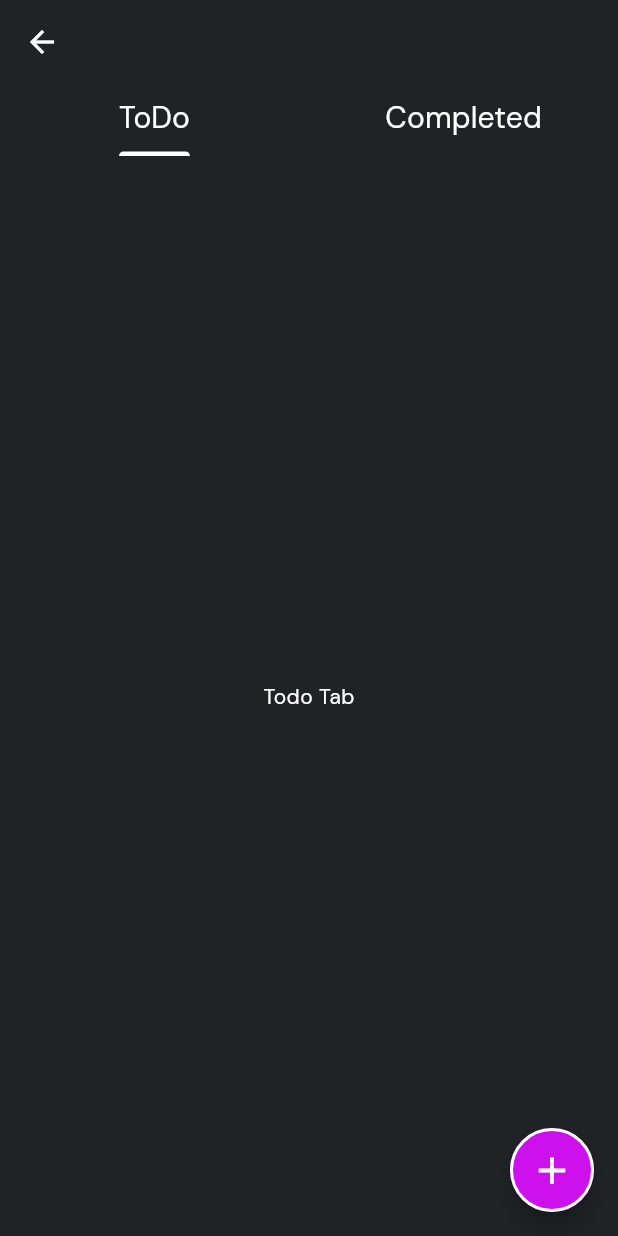
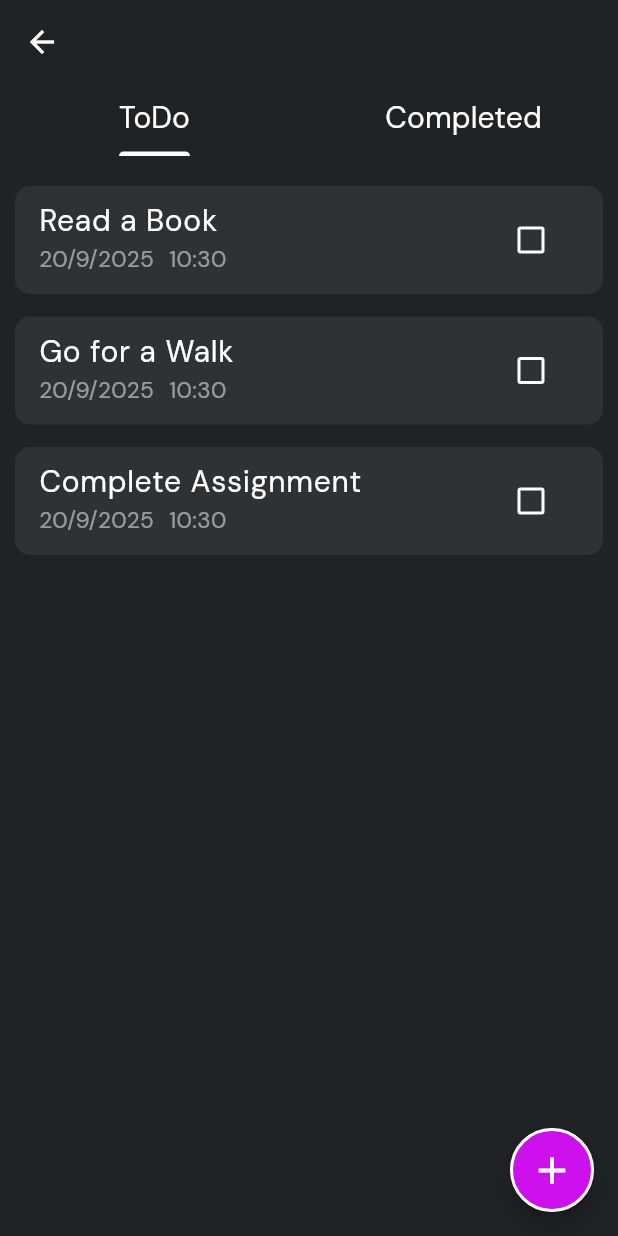
Before and after one commit to charitha-98/notes-task-management-app, a Flutter app: the screen it shows after launch, after a tap on "Todo", on a phone screen of 412 x 824 dp. Run offline on Flutter 3.47's test engine with Material 3 defaults, Android fonts, the phone set to English and light mode, and no system bars; our stand-ins replace go_router, google_fonts, hive, hive_flutter; accounts and stored records are empty.

Commit message:
store initial todos

```diff
--- a/lib/pages/todo_page.dart
+++ b/lib/pages/todo_page.dart
@@ -1,4 +1,6 @@
 import 'package:flutter/material.dart';
+import 'package:note_sphere/models/todo_model.dart';
+import 'package:note_sphere/services/todo_service.dart';
 import 'package:note_sphere/utills/colors.dart';
 import 'package:note_sphere/utills/text_styles.dart';
 import 'package:note_sphere/widgets/completed_tab.dart';
@@ -14,11 +16,35 @@ class TodoPage extends StatefulWidget {
 class _TodoPageState extends State<TodoPage>
     with SingleTickerProviderStateMixin {
   late TabController _tabController;
+  late List<ToDo> allTodos = [];
+  late List<ToDo> incompletedTodos = [];
+  late List<ToDo> completedTodos = [];
+
+  TodoService todoService = TodoService();
 
   @override
   void initState() {
     super.initState();
+    _checkIfUserIsNew();
     _tabController = TabController(length: 2, vsync: this);
+  }
+
+  void _checkIfUserIsNew() async {
+    final bool isNewUser = await todoService.isNewUser();
+    if (isNewUser) {
+      await todoService.createInitialTodos();
+    }
+    _loadTodos();
+  }
+
+  Future<void> _loadTodos() async {
+    final List<ToDo> loadedTodos = await todoService.loadTodos();
+    setState(() {
+      allTodos = loadedTodos;
+      incompletedTodos = allTodos.where((todo) => !todo.isDone).toList();
+
+      completedTodos = allTodos.where((todo) => todo.isDone).toList();
+    });
   }
 
   @override
@@ -45,7 +71,10 @@ class _TodoPageState extends State<TodoPage>
       body: TabBarView(
         controller: _tabController,
 
-        children: [TodoTab(), CompletedTab()],
+        children: [
+          TodoTab(inCompletedTodos: incompletedTodos),
+          CompletedTab(completedTodos: completedTodos),
+        ],
       ),
     );
   }
--- /dev/null
+++ b/lib/services/todo_service.dart
@@ -0,0 +1,46 @@
+import 'package:hive_flutter/hive_flutter.dart';
+import 'package:note_sphere/models/todo_model.dart';
+
+class TodoService {
+  List<ToDo> todos = [
+    ToDo(
+      title: "Read a Book",
+      date: DateTime.now(),
+      time: DateTime.now(),
+      isDone: false,
+    ),
+    ToDo(
+      title: "Go for a Walk",
+      date: DateTime.now(),
+      time: DateTime.now(),
+      isDone: false,
+    ),
+    ToDo(
+      title: "Complete Assignment",
+      date: DateTime.now(),
+      time: DateTime.now(),
+      isDone: false,
+    ),
+  ];
+
+  final _myBox = Hive.box("todos");
+
+  Future<bool> isNewUser() async {
+    return _myBox.isEmpty;
+  }
+
+  Future<void> createInitialTodos() async {
+    if (_myBox.isEmpty) {
+      await _myBox.put("todos", todos);
+    }
+  }
+
+  Future<List<ToDo>> loadTodos() async {
+    final dynamic todos = await _myBox.get("todos");
+
+    if (todos != null || todos is List<dynamic>) {
+      return todos.cast<ToDo>().toList();
+    }
+    return [];
+  }
+}
--- a/lib/widgets/completed_tab.dart
+++ b/lib/widgets/completed_tab.dart
@@ -1,7 +1,9 @@
 import 'package:flutter/widgets.dart';
+import 'package:note_sphere/models/todo_model.dart';
 
 class CompletedTab extends StatefulWidget {
-  const CompletedTab({super.key});
+  final List<ToDo> completedTodos;
+  const CompletedTab({super.key, required this.completedTodos});
 
   @override
   State<CompletedTab> createState() => _CompletedTabState();
--- /dev/null
+++ b/lib/widgets/todo_card.dart
@@ -0,0 +1,51 @@
+// ignore_for_file: deprecated_member_use
+
+import 'package:flutter/material.dart';
+import 'package:note_sphere/models/todo_model.dart';
+import 'package:note_sphere/utills/colors.dart';
+import 'package:note_sphere/utills/text_styles.dart';
+
+class TodoCard extends StatefulWidget {
+  final ToDo todo;
+  final bool isCompleted;
+  const TodoCard({super.key, required this.todo, required this.isCompleted});
+
+  @override
+  State<TodoCard> createState() => _TodoCardState();
+}
+
+class _TodoCardState extends State<TodoCard> {
+  @override
+  Widget build(BuildContext context) {
+    return Container(
+      decoration: BoxDecoration(
+        color: AppColors.kCardColor,
+        borderRadius: BorderRadius.circular(10),
+      ),
+      margin: EdgeInsets.only(bottom: 15),
+      child: ListTile(
+        title: Text(widget.todo.title, style: AppTextStyles.appDescription),
+        subtitle: Row(
+          children: [
+            Text(
+              "${widget.todo.date.day}/${widget.todo.date.month}/${widget.todo.date.year}",
+              style: AppTextStyles.appDescription.copyWith(
+                color: AppColors.kWhiteColor.withOpacity(0.5),
+                fontSize: 15,
+              ),
+            ),
+            SizedBox(width: 10),
+            Text(
+              "${widget.todo.time.hour}:${widget.todo.time.minute} ",
+              style: AppTextStyles.appDescription.copyWith(
+                color: AppColors.kWhiteColor.withOpacity(0.5),
+                fontSize: 15,
+              ),
+            ),
+          ],
+        ),
+        trailing: Checkbox(value: widget.isCompleted, onChanged: (value) {}),
+      ),
+    );
+  }
+}
--- a/lib/widgets/todo_tab.dart
+++ b/lib/widgets/todo_tab.dart
@@ -1,8 +1,11 @@
 import 'package:flutter/widgets.dart';
-import 'package:note_sphere/utills/colors.dart';
+import 'package:note_sphere/models/todo_model.dart';
+
+import 'package:note_sphere/widgets/todo_card.dart';
 
 class TodoTab extends StatefulWidget {
-  const TodoTab({super.key});
+  final List<ToDo> inCompletedTodos;
+  const TodoTab({super.key, required this.inCompletedTodos});
 
   @override
   State<TodoTab> createState() => _TodoTabState();
@@ -11,8 +14,22 @@ class TodoTab extends StatefulWidget {
 class _TodoTabState extends State<TodoTab> {
   @override
   Widget build(BuildContext context) {
-    return Center(
-      child: Text("Todo Tab", style: TextStyle(color: AppColors.kWhiteColor)),
+    return Padding(
+      padding: EdgeInsets.symmetric(horizontal: 10),
+      child: Column(
+        children: [
+          SizedBox(height: 20),
+          Expanded(
+            child: ListView.builder(
+              itemCount: widget.inCompletedTodos.length,
+              itemBuilder: (context, index) {
+                final ToDo todo = widget.inCompletedTodos[index];
+                return TodoCard(todo: todo, isCompleted: false);
+              },
+            ),
+          ),
+        ],
+      ),
     );
   }
 }
```
